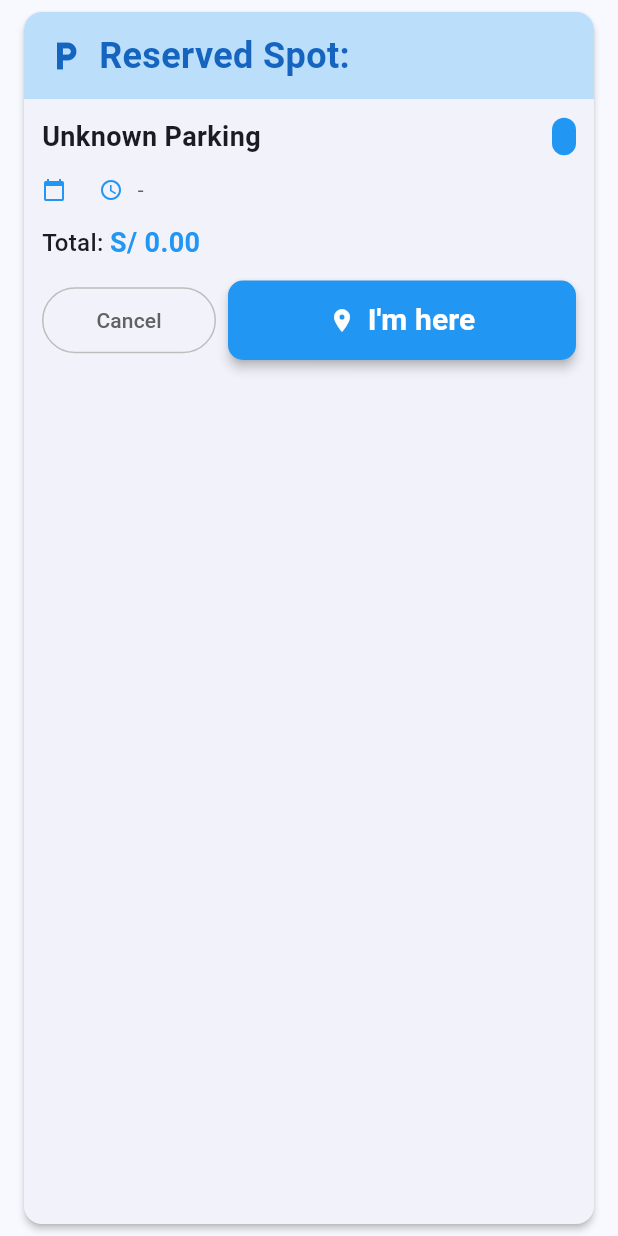
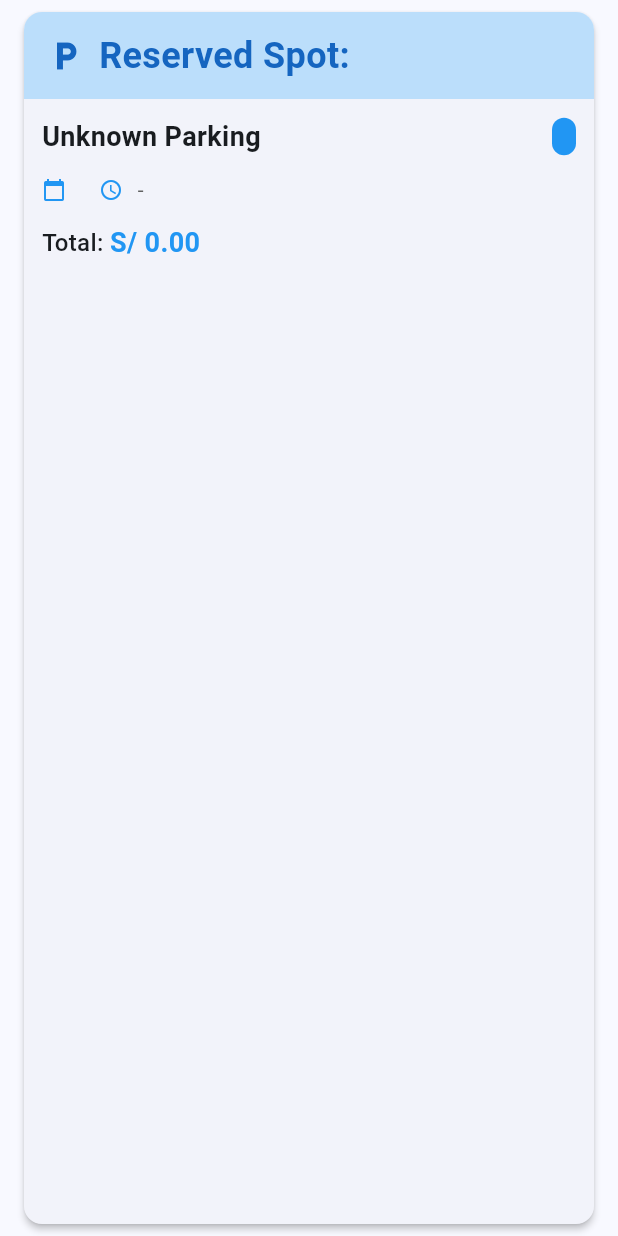
Before and after one commit to SolucionesIoT-Grupo-IoTInnovators/smartparking-mobile, a Flutter app: the ReservationCard widget shown alone on an empty page, opened directly with empty values, on a phone screen of 412 x 824 dp. Run offline on Flutter 3.47's test engine with Material 3 defaults, Android fonts, the light colour scheme and no system bars; our stand-ins replace firebase_core, firebase_messaging, flutter_dotenv, geolocator, shared_preferences; missing offline and left inert: mapbox_maps_flutter; accounts and stored records are empty; network calls fail.

Commit message:
feat(reservation): conditionally display action buttons based on reservation status
Co-Authored-By: anonimat0 <103579781+anonimat0@users.noreply.github.com>

```diff
--- a/lib/reservations/components/reservation-card.dart
+++ b/lib/reservations/components/reservation-card.dart
@@ -176,7 +176,8 @@ class _ReservationCardState extends State<ReservationCard> {
 
             Padding(
               padding: const EdgeInsets.only(left: 12, right: 12, bottom: 12),
-              child: Row(
+              child: reservation.status.toLowerCase() == 'pending'
+                ? Row(
                     children: [
                       Expanded(
                         flex: 1,
@@ -225,7 +226,8 @@ class _ReservationCardState extends State<ReservationCard> {
                         ),
                       ),
                     ],
-              ),
+                  )
+                : Container(), // No se muestra nada si el status no es "pending"
             ),
           ],
         ),
```
Lines whose indentation alone changed are shown as unchanged.
